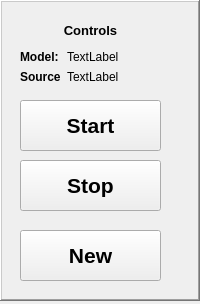
This is UI_files/controls.ui in Unkkis/Yolo_demo as Qt 5 draws it before an edit. The edited form follows.
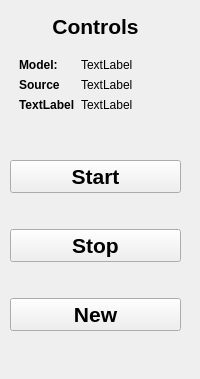
This is the edited form.

```diff
--- a/UI_files/controls.ui
+++ b/UI_files/controls.ui
@@ -7,7 +7,7 @@
     <x>0</x>
     <y>0</y>
     <width>200</width>
-    <height>304</height>
+    <height>379</height>
    </rect>
   </property>
   <property name="minimumSize">
@@ -19,15 +19,18 @@
   <property name="windowTitle">
    <string>Controls</string>
   </property>
-  <widget class="QPushButton" name="stopButton">
+  <widget class="QWidget" name="">
    <property name="geometry">
     <rect>
-     <x>20</x>
-     <y>160</y>
-     <width>141</width>
-     <height>51</height>
+     <x>10</x>
+     <y>10</y>
+     <width>171</width>
+     <height>111</height>
     </rect>
    </property>
+   <layout class="QVBoxLayout" name="verticalLayout_2">
+    <item>
+     <widget class="QLabel" name="label">
    <property name="font">
     <font>
      <pointsize>16</pointsize>
@@ -35,61 +38,15 @@
     </font>
    </property>
    <property name="text">
-    <string>Stop</string>
-   </property>
-  </widget>
-  <widget class="QPushButton" name="startButton">
-   <property name="geometry">
-    <rect>
-     <x>20</x>
-     <y>100</y>
-     <width>141</width>
-     <height>51</height>
-    </rect>
-   </property>
-   <property name="font">
-    <font>
-     <pointsize>16</pointsize>
-     <bold>true</bold>
-    </font>
-   </property>
-   <property name="text">
-    <string>Start</string>
-   </property>
-  </widget>
-  <widget class="QFrame" name="frame">
-   <property name="geometry">
-    <rect>
-     <x>0</x>
-     <y>0</y>
-     <width>200</width>
-     <height>301</height>
-    </rect>
-   </property>
-   <property name="minimumSize">
-    <size>
-     <width>200</width>
-     <height>250</height>
-    </size>
-   </property>
-   <property name="frameShape">
-    <enum>QFrame::WinPanel</enum>
-   </property>
-   <property name="frameShadow">
-    <enum>QFrame::Raised</enum>
-   </property>
-   <property name="lineWidth">
-    <number>3</number>
-   </property>
-   <widget class="QWidget" name="layoutWidget">
-    <property name="geometry">
-     <rect>
-      <x>20</x>
-      <y>50</y>
-      <width>141</width>
-      <height>40</height>
-     </rect>
-    </property>
+       <string>Controls</string>
+      </property>
+      <property name="alignment">
+       <set>Qt::AlignCenter</set>
+      </property>
+     </widget>
+    </item>
+    <item>
+     <widget class="QWidget" name="widget" native="true">
     <layout class="QFormLayout" name="formLayout">
      <item row="0" column="0">
       <widget class="QLabel" name="label_2">
@@ -129,17 +86,68 @@
        </property>
       </widget>
      </item>
-    </layout>
-   </widget>
+       <item row="2" column="0">
+        <widget class="QLabel" name="youtubeLabel">
+         <property name="font">
+          <font>
+           <bold>true</bold>
+          </font>
+         </property>
+         <property name="text">
+          <string>TextLabel</string>
+         </property>
+        </widget>
+       </item>
+       <item row="2" column="1">
+        <widget class="QLabel" name="youtubeUrl">
+         <property name="text">
+          <string>TextLabel</string>
+         </property>
+        </widget>
+       </item>
+      </layout>
+     </widget>
+    </item>
+   </layout>
+  </widget>
+  <widget class="QWidget" name="">
+   <property name="geometry">
+    <rect>
+     <x>10</x>
+     <y>130</y>
+     <width>171</width>
+     <height>231</height>
+    </rect>
+   </property>
+   <layout class="QVBoxLayout" name="verticalLayout">
+    <item>
+     <widget class="QPushButton" name="startButton">
+      <property name="font">
+       <font>
+        <pointsize>16</pointsize>
+        <bold>true</bold>
+       </font>
+      </property>
+      <property name="text">
+       <string>Start</string>
+      </property>
+     </widget>
+    </item>
+    <item>
+     <widget class="QPushButton" name="stopButton">
+      <property name="font">
+       <font>
+        <pointsize>16</pointsize>
+        <bold>true</bold>
+       </font>
+      </property>
+      <property name="text">
+       <string>Stop</string>
+      </property>
+     </widget>
+    </item>
+    <item>
    <widget class="QPushButton" name="newButton">
-    <property name="geometry">
-     <rect>
-      <x>20</x>
-      <y>230</y>
-      <width>141</width>
-      <height>51</height>
-     </rect>
-    </property>
     <property name="font">
      <font>
       <pointsize>16</pointsize>
@@ -150,32 +158,9 @@
      <string>New</string>
     </property>
    </widget>
-   <widget class="QLabel" name="label">
-    <property name="geometry">
-     <rect>
-      <x>30</x>
-      <y>20</y>
-      <width>121</width>
-      <height>20</height>
-     </rect>
-    </property>
-    <property name="font">
-     <font>
-      <pointsize>10</pointsize>
-      <bold>true</bold>
-     </font>
-    </property>
-    <property name="text">
-     <string>Controls</string>
-    </property>
-    <property name="alignment">
-     <set>Qt::AlignCenter</set>
-    </property>
-   </widget>
-  </widget>
-  <zorder>frame</zorder>
-  <zorder>stopButton</zorder>
-  <zorder>startButton</zorder>
+    </item>
+   </layout>
+  </widget>
  </widget>
  <resources/>
  <connections/>
```
Lines whose indentation alone changed are shown as unchanged.
